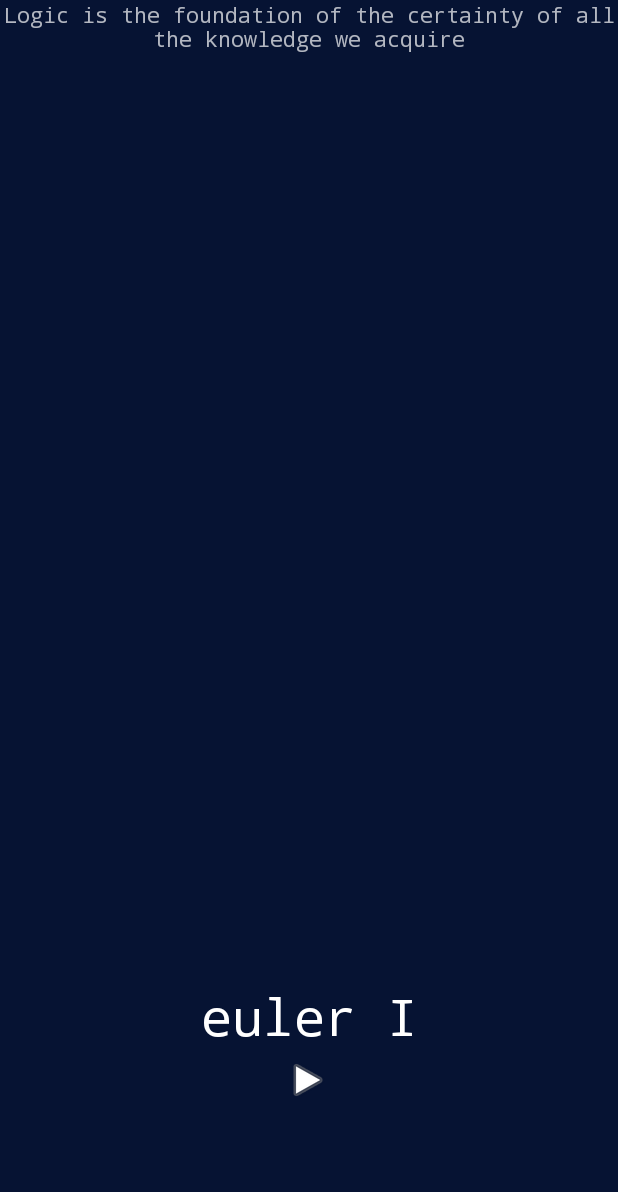
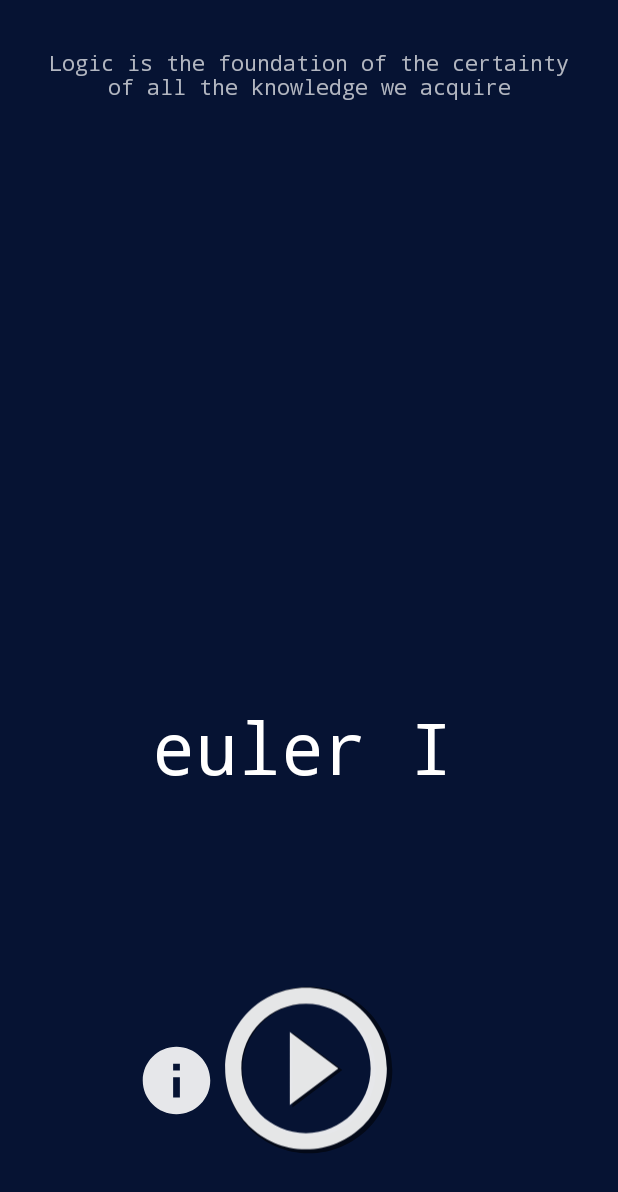
Before and after one commit to jcrucesdeveloper/Euler-1, an Android app: the screen it shows after launch (MainActivity), on a phone screen of 412 x 824 dp. Shown: the top 1192 px of the screen. Run offline under Robolectric (Android 15) with nearby library versions, the phone set to English and light mode, and no system bars.

Commit message:
Main Scren

```diff
--- /dev/null
+++ b/app/src/main/res/drawable/info_button.xml
@@ -0,0 +1,5 @@
+<vector android:alpha="0.9" android:height="24dp" android:tint="#FFFFFF"
+    android:viewportHeight="24" android:viewportWidth="24"
+    android:width="24dp" xmlns:android="http://schemas.android.com/apk/res/android">
+    <path android:fillColor="@android:color/white" android:pathData="M12,2C6.48,2 2,6.48 2,12s4.48,10 10,10 10,-4.48 10,-10S17.52,2 12,2zM13,17h-2v-6h2v6zM13,9h-2L11,7h2v2z"/>
+</vector>
--- /dev/null
+++ b/app/src/main/res/drawable/play_button.xml
@@ -0,0 +1,5 @@
+<vector android:alpha="0.9" android:height="24dp" android:tint="#FFFFFF"
+    android:viewportHeight="24" android:viewportWidth="24"
+    android:width="24dp" xmlns:android="http://schemas.android.com/apk/res/android">
+    <path android:fillColor="@android:color/white" android:pathData="M10,16.5l6,-4.5 -6,-4.5v9zM12,2C6.48,2 2,6.48 2,12s4.48,10 10,10 10,-4.48 10,-10S17.52,2 12,2zM12,20c-4.41,0 -8,-3.59 -8,-8s3.59,-8 8,-8 8,3.59 8,8 -3.59,8 -8,8z"/>
+</vector>
--- /dev/null
+++ b/app/src/main/res/drawable/play_button_background.xml
@@ -0,0 +1,5 @@
+<vector android:alpha="0.9" android:height="24dp"
+    android:tint="?attr/colorControlNormal" android:viewportHeight="24"
+    android:viewportWidth="24" android:width="24dp" xmlns:android="http://schemas.android.com/apk/res/android">
+    <path android:fillColor="@android:color/white" android:pathData="M10,16.5l6,-4.5 -6,-4.5v9zM12,2C6.48,2 2,6.48 2,12s4.48,10 10,10 10,-4.48 10,-10S17.52,2 12,2zM12,20c-4.41,0 -8,-3.59 -8,-8s3.59,-8 8,-8 8,3.59 8,8 -3.59,8 -8,8z"/>
+</vector>
--- a/app/src/main/res/layout/activity_main.xml
+++ b/app/src/main/res/layout/activity_main.xml
@@ -12,36 +12,24 @@
         android:layout_width="wrap_content"
         android:layout_height="wrap_content"
         android:layout_marginStart="180dp"
+        android:layout_marginTop="398dp"
         android:layout_marginEnd="173dp"
-        android:layout_marginBottom="4dp"
         android:fontFamily="monospace"
         android:text="@string/title"
         android:textColor="@color/white"
-        android:textSize="34sp"
-        app:layout_constraintBottom_toTopOf="@+id/imageView"
+        android:textSize="48sp"
         app:layout_constraintEnd_toEndOf="parent"
-        app:layout_constraintHorizontal_bias="0.542"
-        app:layout_constraintStart_toStartOf="parent" />
-
-    <ImageView
-        android:id="@+id/imageView"
-        android:layout_width="wrap_content"
-        android:layout_height="wrap_content"
-        android:layout_marginStart="189dp"
-        android:layout_marginEnd="190dp"
-        android:layout_marginBottom="88dp"
-        app:layout_constraintBottom_toBottomOf="parent"
-        app:layout_constraintEnd_toEndOf="parent"
-        app:layout_constraintHorizontal_bias="0.0"
+        app:layout_constraintHorizontal_bias="0.555"
         app:layout_constraintStart_toStartOf="parent"
-        app:srcCompat="@android:drawable/ic_media_play" />
+        app:layout_constraintTop_toBottomOf="@+id/textViewQuote" />
 
     <TextView
         android:id="@+id/textViewQuote"
-        android:layout_width="wrap_content"
+        android:layout_width="0dp"
         android:layout_height="wrap_content"
-        android:layout_marginStart="8dp"
-        android:layout_marginEnd="8dp"
+        android:layout_marginStart="32dp"
+        android:layout_marginTop="32dp"
+        android:layout_marginEnd="32dp"
         android:alpha="0.7"
         android:fontFamily="monospace"
         android:text="Logic is the foundation of the certainty of all the knowledge we acquire"
@@ -50,5 +38,45 @@
         android:textSize="14sp"
         app:layout_constraintEnd_toEndOf="parent"
         app:layout_constraintStart_toStartOf="parent"
-        tools:layout_editor_absoluteY="32dp" />
+        app:layout_constraintTop_toTopOf="parent" />
+
+    <ImageView
+        android:id="@+id/imageView4"
+        android:layout_width="54dp"
+        android:layout_height="62dp"
+        android:layout_marginStart="95dp"
+        android:layout_marginTop="102dp"
+        android:layout_marginBottom="16dp"
+        app:layout_constraintBottom_toBottomOf="parent"
+        app:layout_constraintEnd_toStartOf="@+id/frameLayout"
+        app:layout_constraintStart_toStartOf="parent"
+        app:layout_constraintTop_toBottomOf="@+id/textView"
+        app:srcCompat="@drawable/info_button" />
+
+    <FrameLayout
+        android:id="@+id/frameLayout"
+        android:layout_width="wrap_content"
+        android:layout_height="wrap_content"
+        android:layout_marginBottom="16dp"
+        app:layout_constraintBottom_toBottomOf="parent"
+        app:layout_constraintEnd_toEndOf="parent"
+        app:layout_constraintStart_toStartOf="parent"
+        app:layout_constraintTop_toBottomOf="@+id/textView"
+        app:layout_constraintVertical_bias="1.0">
+
+        <ImageView
+            android:id="@+id/imageView6"
+            android:layout_width="133dp"
+            android:layout_height="137dp"
+            android:layout_marginBottom="24dp"
+            app:srcCompat="@drawable/play_button_background" />
+
+        <ImageView
+            android:id="@+id/imageView3"
+            android:layout_width="129dp"
+            android:layout_height="135dp"
+            android:layout_marginBottom="28dp"
+            app:srcCompat="@drawable/play_button" />
+    </FrameLayout>
+
 </androidx.constraintlayout.widget.ConstraintLayout>
```
Also changed, not shown: app/src/main/play_button-playstore.png (added).
